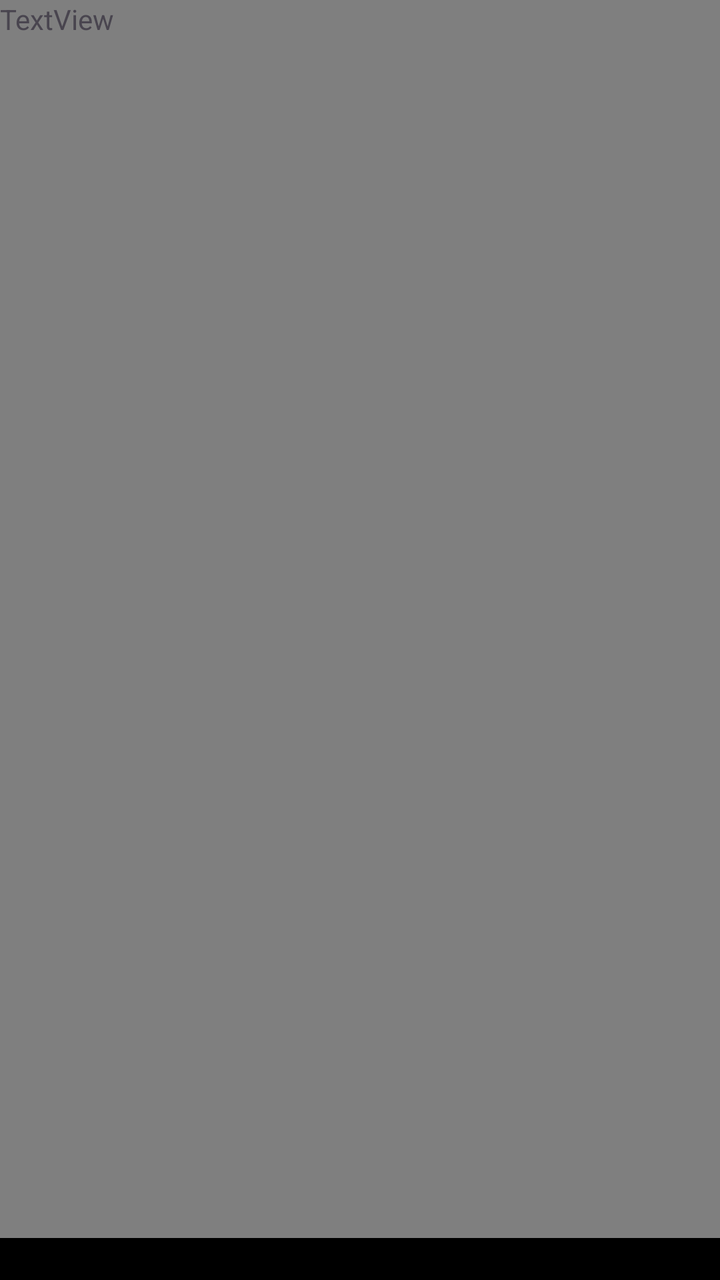
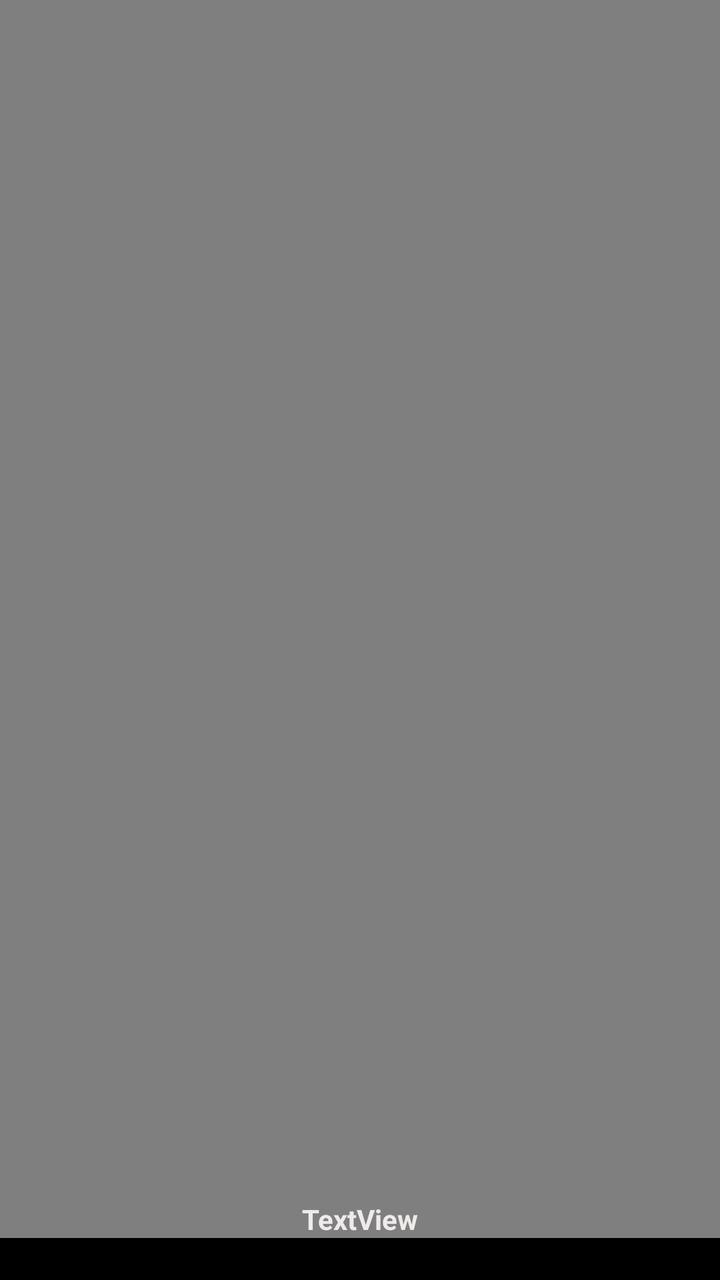

Before-and-after screenshots of an Android layout around one commit, followed by the original layout XML and the change that was made.
<!-- AndroidManifest.xml: application theme Theme.Media_Player_Application -->
<!-- res/layout/activity_home.xml -->
<?xml version="1.0" encoding="utf-8"?>
<androidx.constraintlayout.widget.ConstraintLayout xmlns:android="http://schemas.android.com/apk/res/android"
    xmlns:app="http://schemas.android.com/apk/res-auto"
    xmlns:tools="http://schemas.android.com/tools"
    android:id="@+id/main"
    android:layout_width="wrap_content"
    android:layout_height="match_parent"
    tools:context=".activity.HomeActivity">

    <VideoView
        android:id="@+id/videoView"
        android:layout_width="wrap_content"
        android:layout_height="0dp"
        app:layout_constraintBottom_toTopOf="@+id/progressBar"
        app:layout_constraintEnd_toEndOf="parent"
        app:layout_constraintHorizontal_bias="1.0"
        app:layout_constraintStart_toStartOf="parent"
        app:layout_constraintTop_toTopOf="parent" />

    <ProgressBar
        android:id="@+id/progressBar"
        style="?android:attr/progressBarStyleHorizontal"
        android:layout_width="0dp"
        android:layout_height="21dp"
        android:max="100"
        android:progress="0"
        android:progressBackgroundTint="#000000"
        android:progressDrawable="@drawable/progressbar_drawable"
        android:progressTint="#DB1010"
        android:indeterminate="false"
        app:layout_constraintBottom_toBottomOf="parent"
        app:layout_constraintEnd_toEndOf="parent"
        app:layout_constraintHorizontal_bias="0.498"
        app:layout_constraintStart_toStartOf="parent" />

    <TextView
        android:id="@+id/textView"
        android:layout_width="wrap_content"
        android:layout_height="wrap_content"
        android:text="TextView"
        tools:layout_editor_absoluteX="176dp"
        tools:layout_editor_absoluteY="662dp" />

</androidx.constraintlayout.widget.ConstraintLayout>
<!-- resources referenced by this layout -->
<resources>
  <!-- drawable progressbar_drawable (drawable) -->
  <layer-list xmlns:android="http://schemas.android.com/apk/res/android">
  
      <item android:id="@android:id/background">
          <shape android:shape="rectangle">
              <solid android:color="#000000"/>
          </shape>
      </item>
  
      <item android:id="@android:id/progress">
          <clip
              android:clipOrientation="horizontal"
              android:gravity="left">
              <shape android:shape="rectangle">
                  <solid android:color="#DB1010"/>
              </shape>
          </clip>
      </item>
  
  </layer-list>
  <style name="Theme.Media_Player_Application" parent="Base.Theme.Media_Player_Application" />
  <style name="Base.Theme.Media_Player_Application" parent="Theme.Material3.DayNight.NoActionBar">
          
          
      </style>
</resources>

<!-- the commit's change to res/layout/activity_home.xml (unified diff, before → after) -->
@@ -34,11 +34,14 @@
         app:layout_constraintStart_toStartOf="parent" />
 
     <TextView
-        android:id="@+id/textView"
+        android:id="@+id/videoCurrentText"
         android:layout_width="wrap_content"
         android:layout_height="wrap_content"
         android:text="TextView"
-        tools:layout_editor_absoluteX="176dp"
-        tools:layout_editor_absoluteY="662dp" />
+        android:textColor="#EFEBEB"
+        android:textStyle="bold"
+        app:layout_constraintBottom_toBottomOf="@+id/videoView"
+        app:layout_constraintEnd_toEndOf="parent"
+        app:layout_constraintStart_toStartOf="parent" />
 
 </androidx.constraintlayout.widget.ConstraintLayout>
